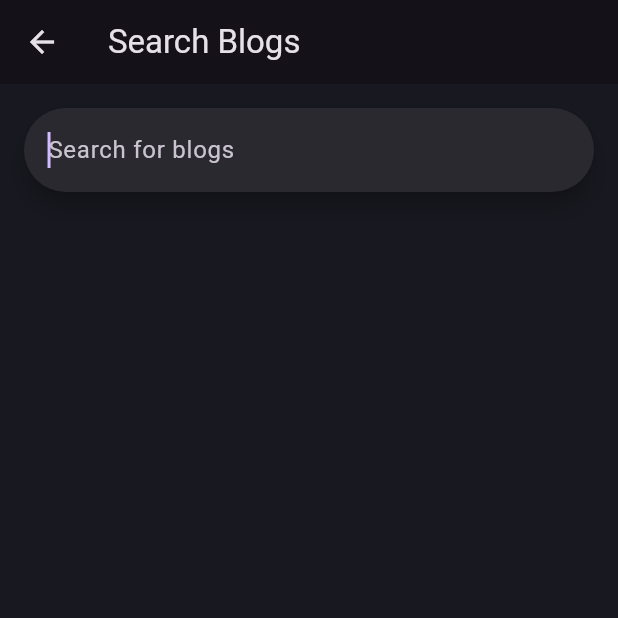
After one commit to parasshakya/clean-code-blog-app, a Flutter app: the SearchBlogsPage screen opened directly, on a phone screen of 412 x 824 dp, the top half of it. The commit adds this screen. Run offline on Flutter 3.47's test engine with Material 3 defaults, Android fonts, the phone set to English and light mode, and no system bars; our stand-ins replace dio, dotted_border, equatable, flutter_bloc, fpdart, get_it and 3 more; accounts and stored records are empty; network calls fail.

Commit message:
add search feature

```diff
--- a/lib/features/blog/data/repositories/blog_repository_impl.dart
+++ b/lib/features/blog/data/repositories/blog_repository_impl.dart
@@ -45,4 +45,14 @@ class BlogRepositoryImp implements BlogRepository {
       return left(Failure(message: e.toString()));
     }
   }
+
+  @override
+  Future<Either<Failure, List<Blog>>> searchBlogs(String query) async {
+    try {
+      final blogs = await remoteDataSource.searchBlogs(query);
+      return right(blogs);
+    } catch (e) {
+      return Left(Failure(message: e.toString()));
+    }
+  }
 }
--- a/lib/features/blog/domain/repositories/blog_repository.dart
+++ b/lib/features/blog/domain/repositories/blog_repository.dart
@@ -10,4 +10,5 @@ abstract interface class BlogRepository {
   Future<Either<Failure, Blog>> uploadBlog(Blog blog, File image);
   Future<Either<Failure, List<Blog>>> getAllBlogs({String? topic});
   Future<Either<Failure, User>> getBlogPoster(String userId);
+  Future<Either<Failure, List<Blog>>> searchBlogs(String query);
 }
--- /dev/null
+++ b/lib/features/blog/domain/usecases/search_blogs.dart
@@ -0,0 +1,20 @@
+import 'package:clean_code_app/core/error/failures.dart';
+import 'package:clean_code_app/core/usecase/usecase.dart';
+import 'package:clean_code_app/features/blog/domain/entities/blog.dart';
+import 'package:clean_code_app/features/blog/domain/repositories/blog_repository.dart';
+import 'package:fpdart/src/either.dart';
+
+class SearchBlogs implements UseCase<List<Blog>, SearchBlogsParams> {
+  final BlogRepository blogRepository;
+
+  SearchBlogs({required this.blogRepository});
+  @override
+  Future<Either<Failure, List<Blog>>> call(SearchBlogsParams params) async {
+    return await blogRepository.searchBlogs(params.query);
+  }
+}
+
+class SearchBlogsParams {
+  String query;
+  SearchBlogsParams({required this.query});
+}
--- /dev/null
+++ b/lib/features/blog/presentation/blocs/search_blogs/search_blogs_bloc.dart
@@ -0,0 +1,34 @@
+import 'package:clean_code_app/features/blog/domain/entities/blog.dart';
+import 'package:clean_code_app/features/blog/domain/usecases/search_blogs.dart';
+import 'package:flutter_bloc/flutter_bloc.dart';
+
+part 'search_blogs_event.dart';
+part 'search_blogs_state.dart';
+
+class SearchBlogsBloc extends Bloc<SearchBlogsEvent, SearchBlogsState> {
+  final SearchBlogs _searchBlogs;
+  SearchBlogsBloc({required SearchBlogs searchBlogs})
+      : _searchBlogs = searchBlogs,
+        super(SearchBlogsInitial(blogs: [])) {
+    on<SearchBlogsEvent>((event, emit) {
+      // TODO: implement event handler
+    });
+
+    on<SearchBlogsSearched>(_onSearchBlogsSearched);
+    on<SearchBlogsCleared>(_onSearchBlogsCleared);
+  }
+
+  _onSearchBlogsSearched(
+      SearchBlogsSearched event, Emitter<SearchBlogsState> emit) async {
+    emit(SearchBlogsLoadInProgress());
+    final response = await _searchBlogs(SearchBlogsParams(query: event.query));
+    response.fold(
+        (failure) => emit(SearchBlogsFailure(errorMessage: failure.message)),
+        (blogs) => emit(SearchBlogsSuccess(blogs: blogs)));
+  }
+
+  _onSearchBlogsCleared(
+      SearchBlogsCleared event, Emitter<SearchBlogsState> emit) {
+    emit(SearchBlogsInitial(blogs: []));
+  }
+}
--- /dev/null
+++ b/lib/features/blog/presentation/blocs/search_blogs/search_blogs_event.dart
@@ -0,0 +1,13 @@
+part of 'search_blogs_bloc.dart';
+
+sealed class SearchBlogsEvent {
+  const SearchBlogsEvent();
+}
+
+class SearchBlogsSearched extends SearchBlogsEvent {
+  final String query;
+
+  SearchBlogsSearched({required this.query});
+}
+
+class SearchBlogsCleared extends SearchBlogsEvent {}
--- /dev/null
+++ b/lib/features/blog/presentation/blocs/search_blogs/search_blogs_state.dart
@@ -0,0 +1,25 @@
+part of 'search_blogs_bloc.dart';
+
+sealed class SearchBlogsState {
+  const SearchBlogsState();
+}
+
+final class SearchBlogsInitial extends SearchBlogsState {
+  List<Blog> blogs = [];
+
+  SearchBlogsInitial({required this.blogs});
+}
+
+final class SearchBlogsSuccess extends SearchBlogsState {
+  final List<Blog> blogs;
+
+  SearchBlogsSuccess({required this.blogs});
+}
+
+final class SearchBlogsFailure extends SearchBlogsState {
+  final String errorMessage;
+
+  SearchBlogsFailure({required this.errorMessage});
+}
+
+final class SearchBlogsLoadInProgress extends SearchBlogsState {}
--- /dev/null
+++ b/lib/features/blog/presentation/pages/search_blogs_page.dart
@@ -0,0 +1,96 @@
+import 'package:clean_code_app/core/utils/show_snackbar.dart';
+import 'package:clean_code_app/core/widgets/loader.dart';
+import 'package:clean_code_app/features/blog/presentation/blocs/search_blogs/search_blogs_bloc.dart';
+import 'package:flutter/material.dart';
+import 'package:flutter_bloc/flutter_bloc.dart';
+
+class SearchBlogsPage extends StatefulWidget {
+  static route() => MaterialPageRoute(builder: (_) => const SearchBlogsPage());
+  const SearchBlogsPage({super.key});
+
+  @override
+  State<SearchBlogsPage> createState() => _SearchBlogsPageState();
+}
+
+class _SearchBlogsPageState extends State<SearchBlogsPage> {
+  @override
+  void initState() {
+    context.read<SearchBlogsBloc>().add(SearchBlogsCleared());
+    super.initState();
+  }
+
+  @override
+  Widget build(BuildContext context) {
+    return Scaffold(
+      appBar: AppBar(
+        title: const Text("Search Blogs"),
+      ),
+      body: Padding(
+        padding: const EdgeInsets.all(16.0),
+        child: Column(
+          children: [
+            SearchBar(
+              hintText: "Search for blogs",
+              autoFocus: true,
+              onChanged: (value) {
+                if (value.isEmpty) {
+                  context.read<SearchBlogsBloc>().add(SearchBlogsCleared());
+                } else {
+                  context
+                      .read<SearchBlogsBloc>()
+                      .add(SearchBlogsSearched(query: value));
+                }
+              },
+            ),
+            BlocConsumer<SearchBlogsBloc, SearchBlogsState>(
+              builder: (context, state) {
+                if (state is SearchBlogsInitial) {
+                  return const SizedBox();
+                }
+                if (state is SearchBlogsLoadInProgress) {
+                  return const Loader();
+                }
+                if (state is SearchBlogsFailure) {
+                  return const Center(
+                    child:
+                        Text("Something went wrong. Please try again later."),
+                  );
+                }
+                if (state is SearchBlogsSuccess) {
+                  if (state.blogs.isEmpty) {
+                    return const Padding(
+                      padding: EdgeInsets.all(16.0),
+                      child: Center(
+                        child: Text("Not found"),
+                      ),
+                    );
+                  }
+                  return Expanded(
+                    child: ListView.builder(
+                      shrinkWrap: true,
+                      itemBuilder: (context, index) {
+                        final blog = state.blogs[index];
+                        return ListTile(
+                          title: Text(blog.title),
+                        );
+                      },
+                      itemCount: state.blogs.length,
+                    ),
+                  );
+                }
+                return const Center(
+                  child: Text("No State Found"),
+                );
+              },
+              listener: (context, state) {
+                if (state is SearchBlogsFailure) {
+                  showSnackBar(context, "Failed to search blogs");
+                }
+              },
+            )
+          ],
+        ),
+      ),
+    );
+  }
+}
--- a/lib/features/blog/presentation/widgets/drop_down_filter_button.dart
+++ b/lib/features/blog/presentation/widgets/drop_down_filter_button.dart
@@ -15,7 +15,7 @@ class DropDownFilterButton extends StatelessWidget {
   @override
   Widget build(BuildContext context) {
     return Padding(
-      padding: const EdgeInsets.all(8.0),
+      padding: const EdgeInsets.all(16.0),
       child: DropdownButtonFormField<String>(
         value: selectedFilter,
         decoration: InputDecoration(
--- a/lib/main.dart
+++ b/lib/main.dart
@@ -5,6 +5,7 @@ import 'package:clean_code_app/features/auth/presentation/pages/sign_in_page.dar
 import 'package:clean_code_app/features/blog/presentation/blocs/add_new_blog/add_new_blog_bloc.dart';
 import 'package:clean_code_app/features/blog/presentation/blocs/blog_detail/blog_detail_bloc.dart';
 import 'package:clean_code_app/features/blog/presentation/blocs/blogs/blogs_bloc.dart';
+import 'package:clean_code_app/features/blog/presentation/blocs/search_blogs/search_blogs_bloc.dart';
 import 'package:clean_code_app/features/blog/presentation/pages/blogs_page.dart';
 import 'package:clean_code_app/init_dependencies.dart';
 import 'package:flutter/material.dart';
@@ -20,7 +21,8 @@ void main() async {
       BlocProvider(create: (_) => serviceLocator<AuthBloc>()),
       BlocProvider(create: (_) => serviceLocator<AddNewBlogBloc>()),
       BlocProvider(create: (_) => serviceLocator<BlogDetailBloc>()),
-      BlocProvider(create: (_) => serviceLocator<BlogsBloc>())
+      BlocProvider(create: (_) => serviceLocator<BlogsBloc>()),
+      BlocProvider(create: (_) => serviceLocator<SearchBlogsBloc>())
     ],
     child: const MainApp(),
   ));
```
Also changed, not shown: lib/features/blog/data/data_sources/blog_remote_data_source.dart (+13 -0 lines), lib/features/blog/presentation/pages/blogs_page.dart (+9 -0 lines), lib/init_dependencies.dart (+6 -1 lines).
